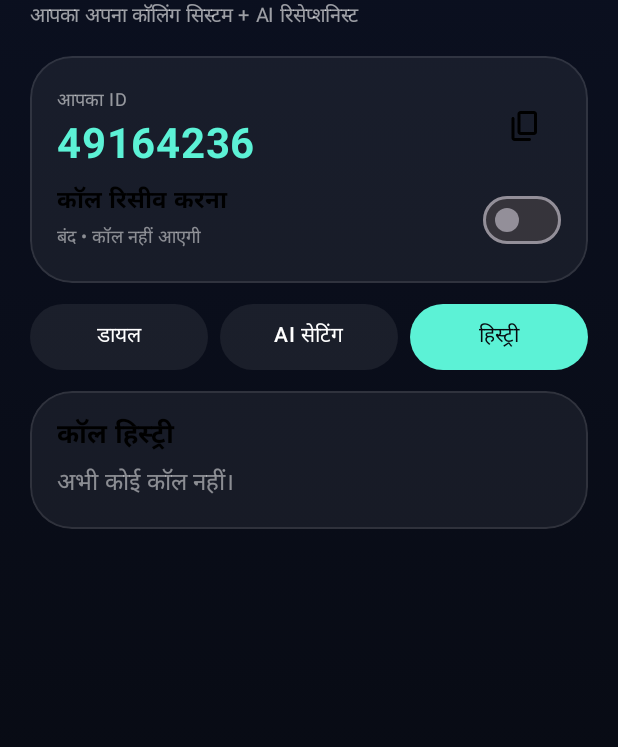
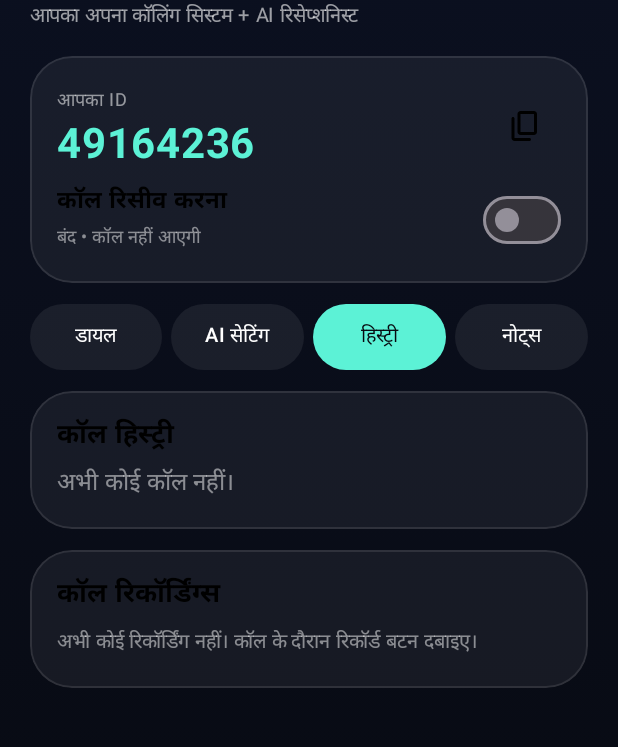
Before and after one commit to theblack885/CALL.15, an Android app built with Jetpack Compose: the screen it shows after launch (MainActivity), after a tap on "हिस्ट्री", on a phone screen of 412 x 824 dp, the part 73-820 px from its top. Run offline under Robolectric (Android 15) with nearby library versions, the phone set to English and light mode, and no system bars; 3 other taps on this screen came first.

Commit message:
Update MainActivity.kt

```diff
--- a/app/src/main/java/com/aicallguard/app/MainActivity.kt
+++ b/app/src/main/java/com/aicallguard/app/MainActivity.kt
@@ -149,8 +149,8 @@ fun HomeScreen() {
                 }
             }
 
-            Row(horizontalArrangement = Arrangement.spacedBy(8.dp)) {
-                listOf("डायल", "AI सेटिंग", "हिस्ट्री").forEachIndexed { i, t ->
+            Row(horizontalArrangement = Arrangement.spacedBy(6.dp)) {
+                listOf("डायल", "AI सेटिंग", "हिस्ट्री", "नोट्स").forEachIndexed { i, t ->
                     val sel = tab == i
                     Box(
                         Modifier
@@ -163,7 +163,7 @@ fun HomeScreen() {
                     ) {
                         Text(
                             t, color = if (sel) Bg else Color.White,
-                            fontWeight = FontWeight.Medium, fontSize = 14.sp
+                            fontWeight = FontWeight.Medium, fontSize = 13.sp
                         )
                     }
                 }
@@ -194,7 +194,11 @@ fun HomeScreen() {
                         }
                     )
                     1 -> AiTab()
-                    else -> HistoryTab()
+                    2 -> {
+                        HistoryTab()
+                        RecordingsCard()
+                    }
+                    else -> NotesTab()
                 }
             }
         }
```
